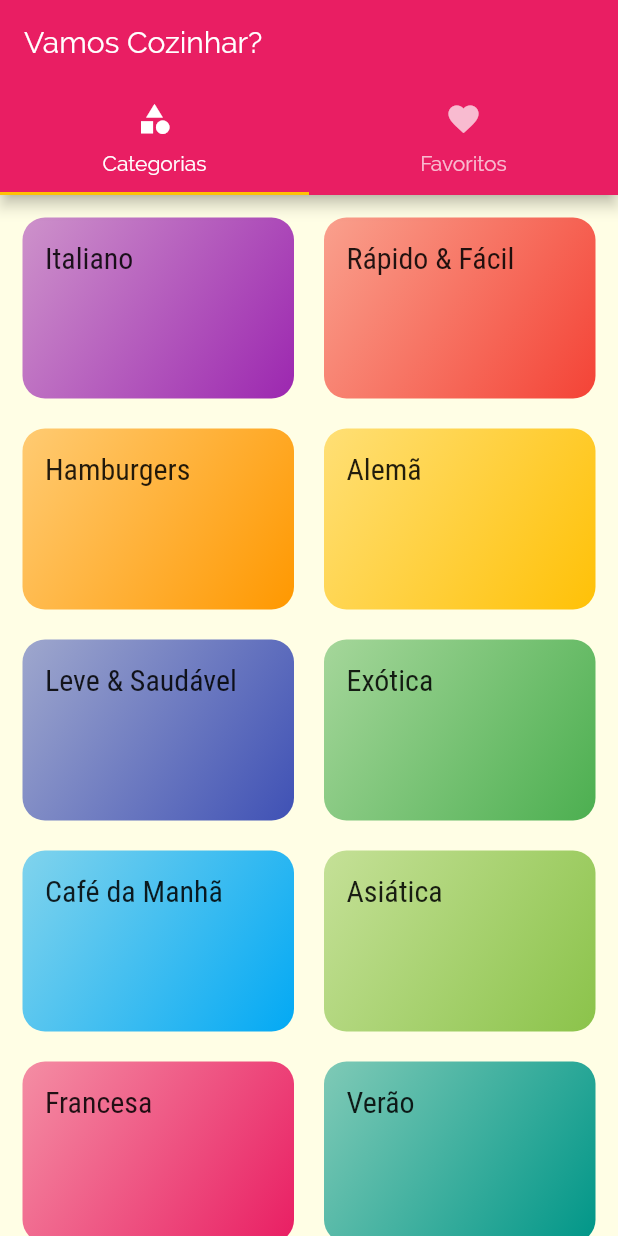
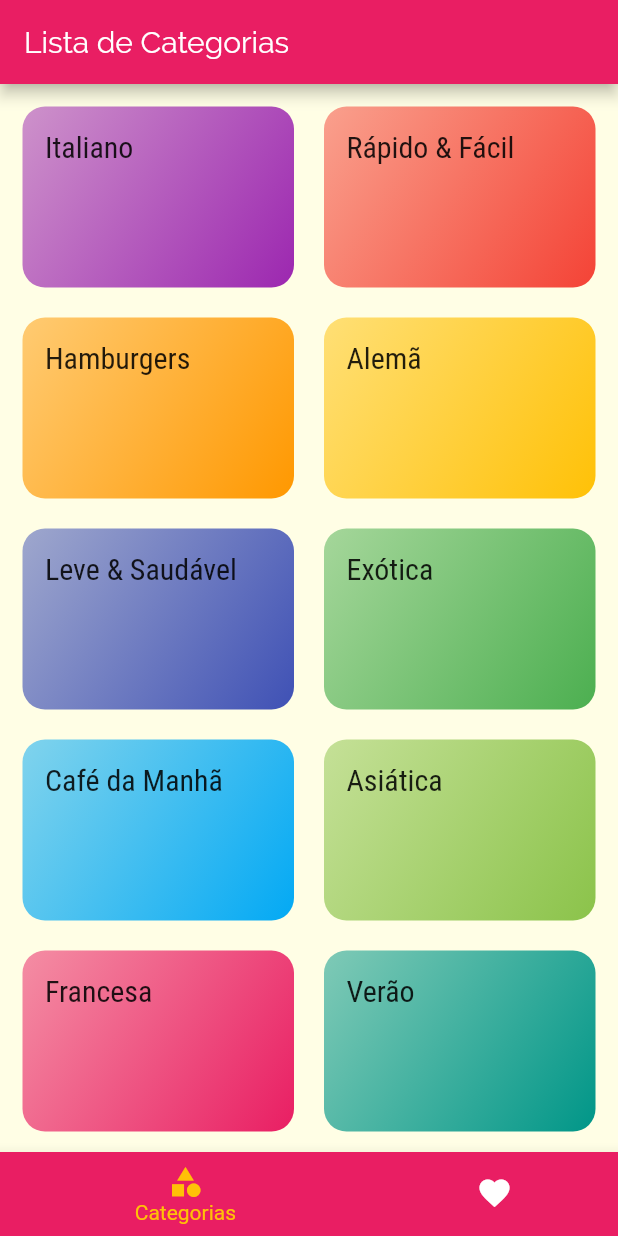
Before and after one commit to allansuru/app-meals, a Flutter app: the screen it shows after launch, on a phone screen of 412 x 824 dp. Run offline on Flutter 3.47's test engine with Material 2 defaults, Android fonts, the phone set to English and light mode, and no system bars.

Commit message:
ajustando as navegaçoes em tab

```diff
--- a/lib/screens/tabs-screen.dart
+++ b/lib/screens/tabs-screen.dart
@@ -2,30 +2,50 @@ import 'package:flutter/material.dart';
 import 'package:meals/screens/categories_screen.dart';
 import 'package:meals/screens/favorite_screen.dart';
 
-class TabsScreen extends StatelessWidget {
+class TabsScreen extends StatefulWidget {
+  @override
+  _TabsScreenState createState() => _TabsScreenState();
+}
+
+class _TabsScreenState extends State<TabsScreen> {
+  int _selectedScreenIndex = 0;
+  final List<Map<String, Object>> _screens = [
+    {'title': 'Lista de Categorias', 'screen': CategoriesScreen()},
+    {'title': 'Meus Fa', 'screen': FavoriteScreen()},
+  ];
+
+  _selectedScreen(int index) {
+    setState(() {
+      _selectedScreenIndex = index;
+    });
+  }
+
   @override
   Widget build(BuildContext context) {
-    return DefaultTabController(
-        length: 2,
-        child: Scaffold(
-          appBar: AppBar(
-            title: Text('Vamos Cozinhar?'),
-            bottom: TabBar(
-              tabs: [
-                Tab(
-                  icon: Icon(Icons.category),
-                  text: 'Categorias',
+    return Scaffold(
+        bottomNavigationBar: BottomNavigationBar(
+          unselectedItemColor: Colors.white,
+          selectedItemColor: Theme.of(context).accentColor,
+          currentIndex: _selectedScreenIndex,
+          onTap: _selectedScreen,
+          type: BottomNavigationBarType.shifting,
+          backgroundColor: Theme.of(context).primaryColor,
+          items: [
+            BottomNavigationBarItem(
+                backgroundColor: Theme.of(context).primaryColor,
+                icon: Icon(
+                  Icons.category,
                 ),
-                Tab(
-                  icon: Icon(Icons.favorite),
-                  text: 'Favoritos',
+                label: 'Categorias'),
+            BottomNavigationBarItem(
+                backgroundColor: Theme.of(context).primaryColor,
+                icon: Icon(
+                  Icons.favorite,
                 ),
-              ],
-            ),
-          ),
-          body: TabBarView(
-            children: [CategoriesScreen(), FavoriteScreen()],
-          ),
-        ));
+                label: 'Favoritos')
+          ],
+        ),
+        appBar: AppBar(title: Text(_screens[_selectedScreenIndex]['title'])),
+        body: _screens[_selectedScreenIndex]['screen']);
   }
 }
```
